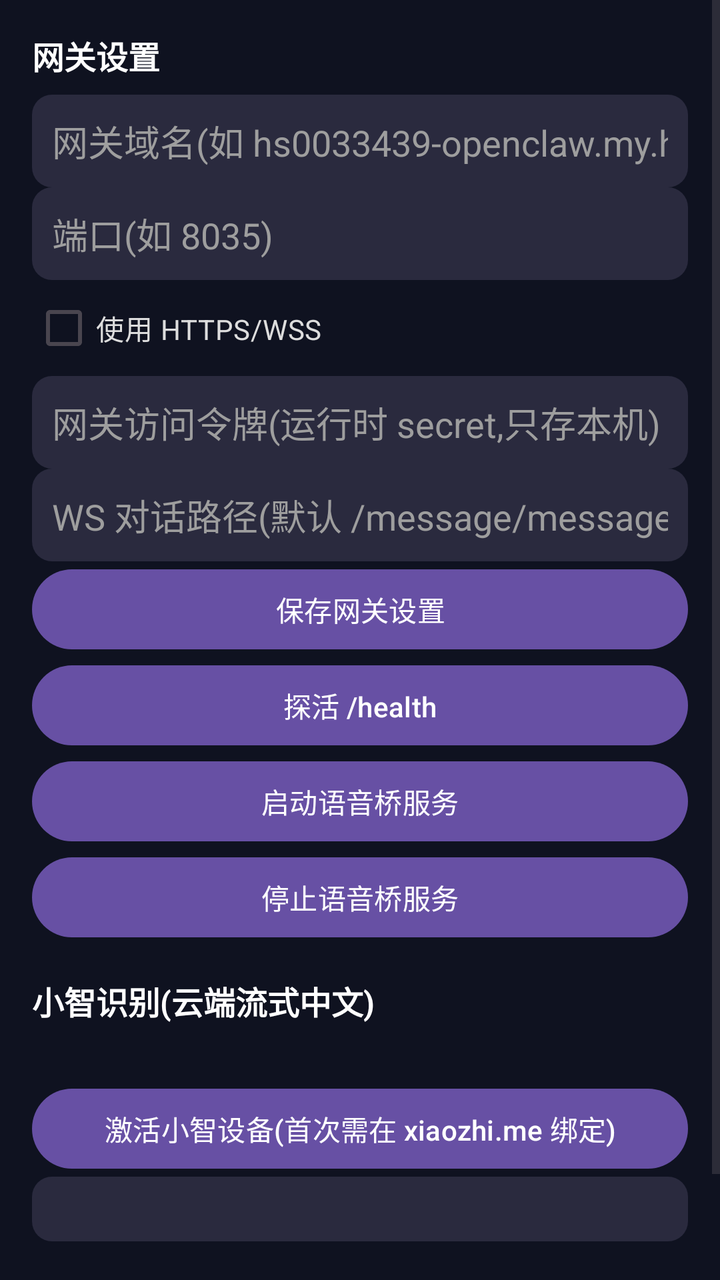
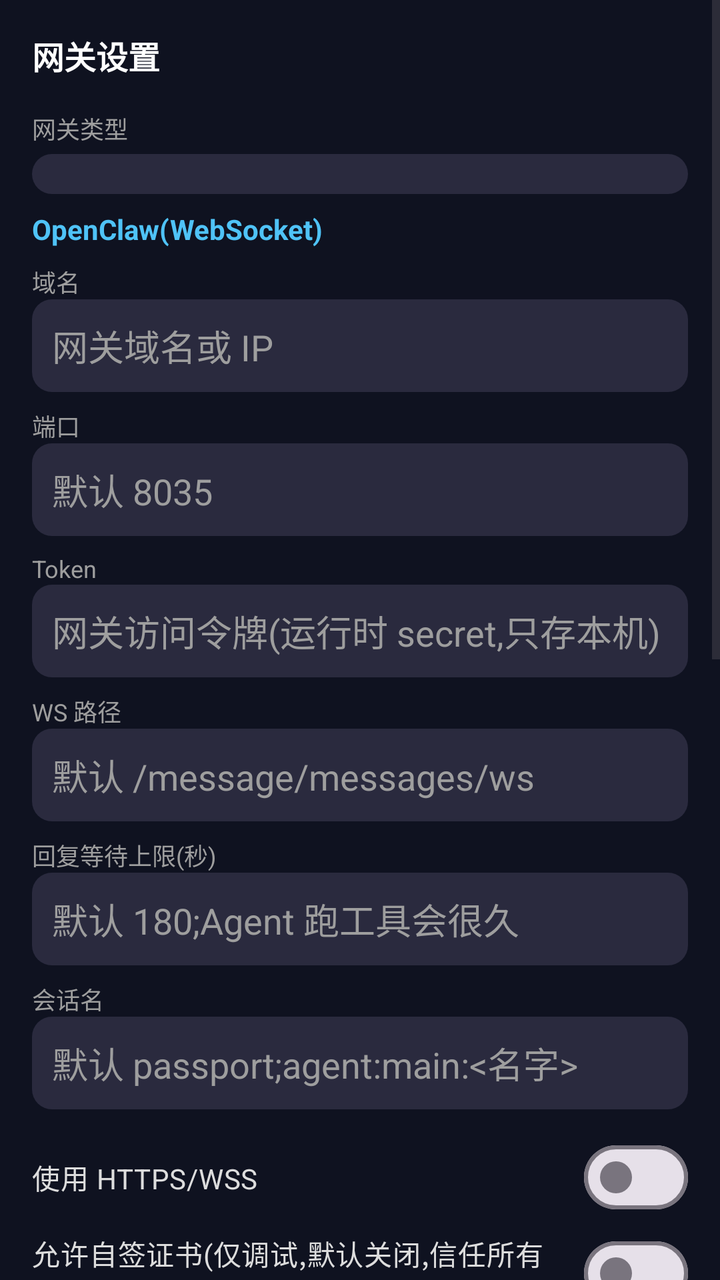

Before-and-after screenshots of an Android layout around one commit, followed by the original layout XML and the change that was made.
<!-- AndroidManifest.xml: application theme Theme.VoiceBridge -->
<!-- res/layout/fragment_settings.xml -->
<?xml version="1.0" encoding="utf-8"?>
<ScrollView xmlns:android="http://schemas.android.com/apk/res/android"
    android:layout_width="match_parent"
    android:layout_height="match_parent"
    android:fillViewport="true"
    android:background="#0F1220">

    <LinearLayout
        android:layout_width="match_parent"
        android:layout_height="wrap_content"
        android:orientation="vertical"
        android:padding="16dp">

        <TextView
            android:layout_width="wrap_content"
            android:layout_height="wrap_content"
            android:text="网关设置"
            android:textSize="16sp"
            android:textStyle="bold"
            android:textColor="#FFFFFF"
            android:layout_marginBottom="8dp" />

        <EditText
            android:id="@+id/inputHost"
            android:layout_width="match_parent"
            android:layout_height="wrap_content"
            android:hint="网关域名(如 hs0033439-openclaw.my.hiksemi.net)"
            android:inputType="textUri"
            android:autofillHints="url"
            android:textColor="#FFFFFF"
            android:textColorHint="#9E9E9E"
            android:background="@drawable/bg_input"
            android:padding="10dp" />

        <EditText
            android:id="@+id/inputPort"
            android:layout_width="match_parent"
            android:layout_height="wrap_content"
            android:hint="端口(如 8035)"
            android:inputType="number"
            android:autofillHints="none"
            android:textColor="#FFFFFF"
            android:textColorHint="#9E9E9E"
            android:background="@drawable/bg_input"
            android:padding="10dp" />

        <CheckBox
            android:id="@+id/checkUseTls"
            android:layout_width="wrap_content"
            android:layout_height="wrap_content"
            android:text="使用 HTTPS/WSS"
            android:textColor="#DDDDDD" />

        <EditText
            android:id="@+id/inputToken"
            android:layout_width="match_parent"
            android:layout_height="wrap_content"
            android:hint="网关访问令牌(运行时 secret,只存本机)"
            android:inputType="textPassword"
            android:autofillHints="password"
            android:textColor="#FFFFFF"
            android:textColorHint="#9E9E9E"
            android:background="@drawable/bg_input"
            android:padding="10dp" />

        <EditText
            android:id="@+id/inputWsPath"
            android:layout_width="match_parent"
            android:layout_height="wrap_content"
            android:hint="WS 对话路径(默认 /message/messages/ws)"
            android:inputType="textUri"
            android:autofillHints="none"
            android:textColor="#FFFFFF"
            android:textColorHint="#9E9E9E"
            android:background="@drawable/bg_input"
            android:padding="10dp" />

        <Button
            android:id="@+id/btnSave"
            android:layout_width="match_parent"
            android:layout_height="wrap_content"
            android:text="保存网关设置" />

        <Button
            android:id="@+id/btnHealth"
            android:layout_width="match_parent"
            android:layout_height="wrap_content"
            android:text="探活 /health" />

        <Button
            android:id="@+id/btnStartService"
            android:layout_width="match_parent"
            android:layout_height="wrap_content"
            android:text="启动语音桥服务" />

        <Button
            android:id="@+id/btnStopService"
            android:layout_width="match_parent"
            android:layout_height="wrap_content"
            android:text="停止语音桥服务" />

        <TextView
            android:layout_width="wrap_content"
            android:layout_height="wrap_content"
            android:text="小智识别(云端流式中文)"
            android:textSize="16sp"
            android:textStyle="bold"
            android:textColor="#FFFFFF"
            android:layout_marginTop="16dp"
            android:layout_marginBottom="4dp" />

        <TextView
            android:id="@+id/xzStatus"
            android:layout_width="match_parent"
            android:layout_height="wrap_content"
            android:text=""
            android:textSize="12sp"
            android:textColor="#4FC3F7"
            android:padding="4dp" />

        <Button
            android:id="@+id/btnActivateXz"
            android:layout_width="match_parent"
            android:layout_height="wrap_content"
            android:text="激活小智设备(首次需在 xiaozhi.me 绑定)" />

        <TextView
            android:id="@+id/xzActiveStatus"
            android:layout_width="match_parent"
            android:layout_height="wrap_content"
            android:text=""
            android:textSize="12sp"
            android:textColor="#9E9E9E"
            android:padding="8dp"
            android:background="@drawable/bg_input" />

        <TextView
            android:layout_width="wrap_content"
            android:layout_height="wrap_content"
            android:text="日志"
            android:textSize="16sp"
            android:textStyle="bold"
            android:textColor="#FFFFFF"
            android:layout_marginTop="16dp"
            android:layout_marginBottom="4dp" />

        <TextView
            android:id="@+id/logText"
            android:layout_width="match_parent"
            android:layout_height="wrap_content"
            android:text="(空)"
            android:textSize="12sp"
            android:typeface="monospace"
            android:textColor="#9E9E9E" />
    </LinearLayout>
</ScrollView>
<!-- resources referenced by this layout -->
<resources>
  <!-- drawable bg_input (drawable) -->
  <shape xmlns:android="http://schemas.android.com/apk/res/android"
      android:shape="rectangle">
      <solid android:color="#2A2A3E" />
      <corners android:radius="10dp" />
      <padding
          android:left="10dp"
          android:top="6dp"
          android:right="10dp"
          android:bottom="6dp" />
  </shape>
  <style name="Theme.VoiceBridge" parent="Theme.Material3.DayNight.NoActionBar" />
</resources>

<!-- the commit's change to res/layout/fragment_settings.xml (unified diff, before → after) -->
@@ -20,84 +20,513 @@
             android:textColor="#FFFFFF"
             android:layout_marginBottom="8dp" />
 
+        
+        <TextView
+            style="@style/FieldLabel"
+            android:text="网关类型" />
+
+        <Spinner
+            android:id="@+id/spinnerType"
+            android:layout_width="match_parent"
+            android:layout_height="wrap_content"
+            android:layout_marginTop="4dp"
+            android:background="@drawable/bg_input"
+            android:padding="10dp"
+            android:popupBackground="#1A1A2E"
+            android:spinnerMode="dropdown" />
+
+        
+        <TextView
+            android:id="@+id/textCleartextHint"
+            android:layout_width="match_parent"
+            android:layout_height="wrap_content"
+            android:text=""
+            android:textSize="12sp"
+            android:textColor="#FFB74D"
+            android:padding="6dp"
+            android:visibility="gone" />
+
+        
+        <LinearLayout
+            android:id="@+id/groupOpenclaw"
+            android:layout_width="match_parent"
+            android:layout_height="wrap_content"
+            android:orientation="vertical">
+
+            <TextView
+                android:layout_width="wrap_content"
+                android:layout_height="wrap_content"
+                android:text="OpenClaw(WebSocket)"
+                android:textStyle="bold"
+                android:textColor="#4FC3F7"
+                android:layout_marginTop="8dp" />
+
+            <TextView
+                style="@style/FieldLabel"
+                android:text="域名" />
+
+            <EditText
+                android:id="@+id/inputHost"
+                android:layout_width="match_parent"
+                android:layout_height="wrap_content"
+                android:hint="网关域名或 IP"
+                android:inputType="textUri"
+                android:autofillHints="url"
+                android:textColor="#FFFFFF"
+                android:textColorHint="#9E9E9E"
+                android:background="@drawable/bg_input"
+                android:padding="10dp" />
+
+            <TextView
+                style="@style/FieldLabel"
+                android:text="端口" />
+
+            <EditText
+                android:id="@+id/inputPort"
+                android:layout_width="match_parent"
+                android:layout_height="wrap_content"
+                android:hint="默认 8035"
+                android:inputType="number"
+                android:autofillHints="none"
+                android:textColor="#FFFFFF"
+                android:textColorHint="#9E9E9E"
+                android:background="@drawable/bg_input"
+                android:padding="10dp" />
+
+            <TextView
+                style="@style/FieldLabel"
+                android:text="Token" />
+
+            <EditText
+                android:id="@+id/inputToken"
+                android:layout_width="match_parent"
+                android:layout_height="wrap_content"
+                android:hint="网关访问令牌(运行时 secret,只存本机)"
+                android:inputType="textVisiblePassword"
+                android:autofillHints="none"
+                android:textColor="#FFFFFF"
+                android:textColorHint="#9E9E9E"
+                android:background="@drawable/bg_input"
+                android:padding="10dp" />
+
+            <TextView
+                style="@style/FieldLabel"
+                android:text="WS 路径" />
+
+            <EditText
+                android:id="@+id/inputWsPath"
+                android:layout_width="match_parent"
+                android:layout_height="wrap_content"
+                android:hint="默认 /message/messages/ws"
+                android:inputType="textUri"
+                android:autofillHints="none"
+                android:textColor="#FFFFFF"
+                android:textColorHint="#9E9E9E"
+                android:background="@drawable/bg_input"
+                android:padding="10dp" />
+
+            
+            <TextView
+                style="@style/FieldLabel"
+                android:text="回复等待上限(秒)" />
+
+            <EditText
+                android:id="@+id/inputReplyTimeout"
+                android:layout_width="match_parent"
+                android:layout_height="wrap_content"
+                android:hint="默认 180;Agent 跑工具会很久"
+                android:inputType="number"
+                android:autofillHints="none"
+                android:textColor="#FFFFFF"
+                android:textColorHint="#9E9E9E"
+                android:background="@drawable/bg_input"
+                android:padding="10dp" />
+
+            
+            <TextView
+                style="@style/FieldLabel"
+                android:text="会话名" />
+
+            <EditText
+                android:id="@+id/inputSessionName"
+                android:layout_width="match_parent"
+                android:layout_height="wrap_content"
+                android:hint="默认 passport;agent:main:&lt;名字&gt;"
+                android:inputType="text"
+                android:autofillHints="none"
+                android:textColor="#FFFFFF"
+                android:textColorHint="#9E9E9E"
+                android:background="@drawable/bg_input"
+                android:padding="10dp" />
+
+            <com.google.android.material.materialswitch.MaterialSwitch
+                android:id="@+id/checkUseTls"
+                android:layout_width="match_parent"
+                android:layout_height="wrap_content"
+                android:layout_marginTop="10dp"
+                android:text="使用 HTTPS/WSS"
+                android:textColor="#DDDDDD" />
+
+            
+            <com.google.android.material.materialswitch.MaterialSwitch
+                android:id="@+id/checkOpenclawAllowInsecure"
+                android:layout_width="match_parent"
+                android:layout_height="wrap_content"
+                android:text="允许自签证书(仅调试,默认关闭,信任所有证书有中间人风险)"
+                android:textColor="#DDDDDD" />
+        </LinearLayout>
+
+        
+        <LinearLayout
+            android:id="@+id/groupHermes"
+            android:layout_width="match_parent"
+            android:layout_height="wrap_content"
+            android:orientation="vertical"
+            android:visibility="gone">
+
+            <TextView
+                android:layout_width="wrap_content"
+                android:layout_height="wrap_content"
+                android:text="Hermes(OpenAI 兼容 HTTP)"
+                android:textStyle="bold"
+                android:textColor="#4FC3F7"
+                android:layout_marginTop="8dp" />
+
+            <TextView
+                style="@style/FieldLabel"
+                android:text="域名" />
+
+            <EditText
+                android:id="@+id/inputHermesHost"
+                android:layout_width="match_parent"
+                android:layout_height="wrap_content"
+                android:hint="域名、内网名或 Tailscale 名"
+                android:inputType="textUri"
+                android:autofillHints="url"
+                android:textColor="#FFFFFF"
+                android:textColorHint="#9E9E9E"
+                android:background="@drawable/bg_input"
+                android:padding="10dp" />
+
+            <TextView
+                style="@style/FieldLabel"
+                android:text="端口" />
+
+            <EditText
+                android:id="@+id/inputHermesPort"
+                android:layout_width="match_parent"
+                android:layout_height="wrap_content"
+                android:hint="默认 8642"
+                android:inputType="number"
+                android:autofillHints="none"
+                android:textColor="#FFFFFF"
+                android:textColorHint="#9E9E9E"
+                android:background="@drawable/bg_input"
+                android:padding="10dp" />
+
+            <TextView
+                style="@style/FieldLabel"
+                android:text="API Base Path" />
+
+            <EditText
+                android:id="@+id/inputHermesBasePath"
+                android:layout_width="match_parent"
+                android:layout_height="wrap_content"
+                android:hint="反代场景,如 /hermes;默认空"
+                android:inputType="textUri"
+                android:autofillHints="none"
+                android:textColor="#FFFFFF"
+                android:textColorHint="#9E9E9E"
+                android:background="@drawable/bg_input"
+                android:padding="10dp" />
+
+            <TextView
+                style="@style/FieldLabel"
+                android:text="Token(API_SERVER_KEY)" />
+
+            <EditText
+                android:id="@+id/inputHermesToken"
+                android:layout_width="match_parent"
+                android:layout_height="wrap_content"
+                android:hint="Bearer,只存本机"
+                android:inputType="textVisiblePassword"
+                android:autofillHints="none"
+                android:textColor="#FFFFFF"
+                android:textColorHint="#9E9E9E"
+                android:background="@drawable/bg_input"
+                android:padding="10dp" />
+
+            <TextView
+                style="@style/FieldLabel"
+                android:text="模型名" />
+
+            <EditText
+                android:id="@+id/inputHermesModel"
+                android:layout_width="match_parent"
+                android:layout_height="wrap_content"
+                android:hint="默认 hermes-agent,仅展示用途"
+                android:inputType="text"
+                android:autofillHints="none"
+                android:textColor="#FFFFFF"
+                android:textColorHint="#9E9E9E"
+                android:background="@drawable/bg_input"
+                android:padding="10dp" />
+
+            <TextView
+                style="@style/FieldLabel"
+                android:text="会话名(conversation)" />
+
+            <EditText
+                android:id="@+id/inputHermesConversation"
+                android:layout_width="match_parent"
+                android:layout_height="wrap_content"
+                android:hint="留空 = 用设备名/deviceId"
+                android:inputType="text"
+                android:autofillHints="none"
+                android:textColor="#FFFFFF"
+                android:textColorHint="#9E9E9E"
+                android:background="@drawable/bg_input"
+                android:padding="10dp" />
+
+            <com.google.android.material.materialswitch.MaterialSwitch
+                android:id="@+id/checkHermesUseTls"
+                android:layout_width="match_parent"
+                android:layout_height="wrap_content"
+                android:layout_marginTop="10dp"
+                android:text="使用 HTTPS"
+                android:textColor="#DDDDDD" />
+
+            <com.google.android.material.materialswitch.MaterialSwitch
+                android:id="@+id/checkHermesAllowInsecure"
+                android:layout_width="match_parent"
+                android:layout_height="wrap_content"
+                android:text="允许自签证书(仅调试,默认关闭)"
+                android:textColor="#DDDDDD" />
+
+            <com.google.android.material.materialswitch.MaterialSwitch
+                android:id="@+id/checkHermesServerSideConversation"
+                android:layout_width="match_parent"
+                android:layout_height="wrap_content"
+                android:text="服务端会话(conversation 名,服务端存历史)"
+                android:textColor="#DDDDDD" />
+
+            <com.google.android.material.materialswitch.MaterialSwitch
+                android:id="@+id/checkHermesStream"
+                android:layout_width="match_parent"
+                android:layout_height="wrap_content"
+                android:text="流式回复(SSE)"
+                android:textColor="#DDDDDD" />
+        </LinearLayout>
+
+        
+
+        
+        <LinearLayout
+            android:id="@+id/groupOpenai"
+            android:layout_width="match_parent"
+            android:layout_height="wrap_content"
+            android:orientation="vertical"
+            android:visibility="gone">
+
+            <TextView
+                android:layout_width="wrap_content"
+                android:layout_height="wrap_content"
+                android:text="自定义 OpenAI 兼容(HTTP,每次请求带历史)"
+                android:textStyle="bold"
+                android:textColor="#4FC3F7"
+                android:layout_marginTop="8dp" />
+
+            <TextView
+                style="@style/FieldLabel"
+                android:text="域名" />
+
+            <EditText
+                android:id="@+id/inputOpenaiHost"
+                android:layout_width="match_parent"
+                android:layout_height="wrap_content"
+                android:hint="域名、内网名或 Tailscale 名"
+                android:inputType="textUri"
+                android:autofillHints="url"
+                android:textColor="#FFFFFF"
+                android:textColorHint="#9E9E9E"
+                android:background="@drawable/bg_input"
+                android:padding="10dp" />
+
+            <TextView
+                style="@style/FieldLabel"
+                android:text="端口" />
+
+            <EditText
+                android:id="@+id/inputOpenaiPort"
+                android:layout_width="match_parent"
+                android:layout_height="wrap_content"
+                android:hint="默认 8080"
+                android:inputType="number"
+                android:autofillHints="none"
+                android:textColor="#FFFFFF"
+                android:textColorHint="#9E9E9E"
+                android:background="@drawable/bg_input"
+                android:padding="10dp" />
+
+            <TextView
+                style="@style/FieldLabel"
+                android:text="Base Path" />
+
+            <EditText
+                android:id="@+id/inputOpenaiBasePath"
+                android:layout_width="match_parent"
+                android:layout_height="wrap_content"
+                android:hint="默认 /v1;空 = 根路径"
+                android:inputType="textUri"
+                android:autofillHints="none"
+                android:textColor="#FFFFFF"
+                android:textColorHint="#9E9E9E"
+                android:background="@drawable/bg_input"
+                android:padding="10dp" />
+
+            <TextView
+                style="@style/FieldLabel"
+                android:text="API Key" />
+
+            <EditText
+                android:id="@+id/inputOpenaiApiKey"
+                android:layout_width="match_parent"
+                android:layout_height="wrap_content"
+                android:hint="Bearer,明文,只存本机;本地服务可留空"
+                android:inputType="textVisiblePassword"
+                android:autofillHints="none"
+                android:textColor="#FFFFFF"
+                android:textColorHint="#9E9E9E"
+                android:background="@drawable/bg_input"
+                android:padding="10dp" />
+
+            <TextView
+                style="@style/FieldLabel"
+                android:text="模型名" />
+
+            <EditText
+                android:id="@+id/inputOpenaiModel"
+                android:layout_width="match_parent"
+                android:layout_height="wrap_content"
+                android:hint="必填,如 gpt-4o-mini"
+                android:inputType="text"
+                android:autofillHints="none"
+                android:textColor="#FFFFFF"
+                android:textColorHint="#9E9E9E"
+                android:background="@drawable/bg_input"
+                android:padding="10dp" />
+
+            <TextView
+                style="@style/FieldLabel"
+                android:text="系统提示词" />
+
+            <EditText
+                android:id="@+id/inputOpenaiSystemPrompt"
+                android:layout_width="match_parent"
+                android:layout_height="wrap_content"
+                android:hint="system,可留空"
+                android:inputType="textMultiLine"
+                android:autofillHints="none"
+                android:textColor="#FFFFFF"
+                android:textColorHint="#9E9E9E"
+                android:background="@drawable/bg_input"
+                android:padding="10dp" />
+
+            <TextView
+                style="@style/FieldLabel"
+                android:text="历史条数上限" />
+
+            <EditText
+                android:id="@+id/inputOpenaiMaxHistory"
+                android:layout_width="match_parent"
+                android:layout_height="wrap_content"
+                android:hint="默认 20 条"
+                android:inputType="number"
+                android:autofillHints="none"
+                android:textColor="#FFFFFF"
+                android:textColorHint="#9E9E9E"
+                android:background="@drawable/bg_input"
+                android:padding="10dp" />
+
+            <com.google.android.material.materialswitch.MaterialSwitch
+                android:id="@+id/checkOpenaiUseTls"
+                android:layout_width="match_parent"
+                android:layout_height="wrap_content"
+                android:layout_marginTop="10dp"
+                android:text="使用 HTTPS"
+                android:textColor="#DDDDDD" />
+
+            
+            <com.google.android.material.materialswitch.MaterialSwitch
+                android:id="@+id/checkOpenaiAllowInsecure"
+                android:layout_width="match_parent"
+                android:layout_height="wrap_content"
+                android:text="允许自签证书(仅调试,默认关闭,信任所有证书有中间人风险)"
+                android:textColor="#DDDDDD" />
+
+            <com.google.android.material.materialswitch.MaterialSwitch
+                android:id="@+id/checkOpenaiStream"
+                android:layout_width="match_parent"
+                android:layout_height="wrap_content"
+                android:text="流式回复(SSE)"
+                android:textColor="#DDDDDD" />
+        </LinearLayout>
+
+        
+        <TextView
+            style="@style/FieldLabel"
+            android:layout_marginTop="12dp"
+            android:text="语音附加提示（仅语音输入时追加）" />
+
         <EditText
-            android:id="@+id/inputHost"
-            android:layout_width="match_parent"
-            android:layout_height="wrap_content"
-            android:hint="网关域名(如 hs0033439-openclaw.my.hiksemi.net)"
-            android:inputType="textUri"
-            android:autofillHints="url"
-            android:textColor="#FFFFFF"
-            android:textColorHint="#9E9E9E"
-            android:background="@drawable/bg_input"
-            android:padding="10dp" />
-
-        <EditText
-            android:id="@+id/inputPort"
-            android:layout_width="match_parent"
-            android:layout_height="wrap_content"
-            android:hint="端口(如 8035)"
-            android:inputType="number"
+            android:id="@+id/inputVoicePromptSuffix"
+            android:layout_width="match_parent"
+            android:layout_height="wrap_content"
+            android:hint="默认：请用不超过 200 字回复，不要使用 emoji 表情，也不要使用 Markdown 表格。"
+            android:inputType="textMultiLine"
             android:autofillHints="none"
             android:textColor="#FFFFFF"
             android:textColorHint="#9E9E9E"
             android:background="@drawable/bg_input"
             android:padding="10dp" />
 
-        <CheckBox
-            android:id="@+id/checkUseTls"
-            android:layout_width="wrap_content"
-            android:layout_height="wrap_content"
-            android:text="使用 HTTPS/WSS"
+        
+        <com.google.android.material.materialswitch.MaterialSwitch
+            android:id="@+id/checkShowRawStream"
+            android:layout_width="match_parent"
+            android:layout_height="wrap_content"
+            android:layout_marginTop="10dp"
+            android:text="App 显示完整回传流（调试）"
             android:textColor="#DDDDDD" />
 
-        <EditText
-            android:id="@+id/inputToken"
-            android:layout_width="match_parent"
-            android:layout_height="wrap_content"
-            android:hint="网关访问令牌(运行时 secret,只存本机)"
-            android:inputType="textPassword"
-            android:autofillHints="password"
-            android:textColor="#FFFFFF"
-            android:textColorHint="#9E9E9E"
-            android:background="@drawable/bg_input"
-            android:padding="10dp" />
-
-        <EditText
-            android:id="@+id/inputWsPath"
-            android:layout_width="match_parent"
-            android:layout_height="wrap_content"
-            android:hint="WS 对话路径(默认 /message/messages/ws)"
-            android:inputType="textUri"
-            android:autofillHints="none"
-            android:textColor="#FFFFFF"
-            android:textColorHint="#9E9E9E"
-            android:background="@drawable/bg_input"
-            android:padding="10dp" />
-
+        
+        <com.google.android.material.materialswitch.MaterialSwitch
+            android:id="@+id/checkTtsEnabled"
+            android:layout_width="match_parent"
+            android:layout_height="wrap_content"
+            android:layout_marginTop="10dp"
+            android:text="设备朗读回复（TTS）"
+            android:textColor="#DDDDDD" />
+
+        
+        <TextView
+            style="@style/FieldLabel"
+            android:layout_marginTop="10dp"
+            android:text="设备朗读引擎" />
+
+        <Spinner
+            android:id="@+id/spinnerTtsEngine"
+            android:layout_width="match_parent"
+            android:layout_height="wrap_content"
+            android:spinnerMode="dropdown" />
+
+        
         <Button
             android:id="@+id/btnSave"
             android:layout_width="match_parent"
             android:layout_height="wrap_content"
+            android:layout_marginTop="12dp"
             android:text="保存网关设置" />
-
-        <Button
-            android:id="@+id/btnHealth"
-            android:layout_width="match_parent"
-            android:layout_height="wrap_content"
-            android:text="探活 /health" />
-
-        <Button
-            android:id="@+id/btnStartService"
-            android:layout_width="match_parent"
-            android:layout_height="wrap_content"
-            android:text="启动语音桥服务" />
-
-        <Button
-            android:id="@+id/btnStopService"
-            android:layout_width="match_parent"
-            android:layout_height="wrap_content"
-            android:text="停止语音桥服务" />
 
         <TextView
             android:layout_width="wrap_content"
<!-- resource entries referenced after the edit -->
@@ -11,6 +11,13 @@
           android:right="10dp"
           android:bottom="6dp" />
   </shape>
+  <style name="FieldLabel">
+          <item name="android:layout_width">wrap_content</item>
+          <item name="android:layout_height">wrap_content</item>
+          <item name="android:layout_marginTop">8dp</item>
+          <item name="android:textSize">12sp</item>
+          <item name="android:textColor">#9E9E9E</item>
+      </style>
   <style name="Theme.VoiceBridge" parent="Theme.Material3.DayNight.NoActionBar" />
 </resources>
 
